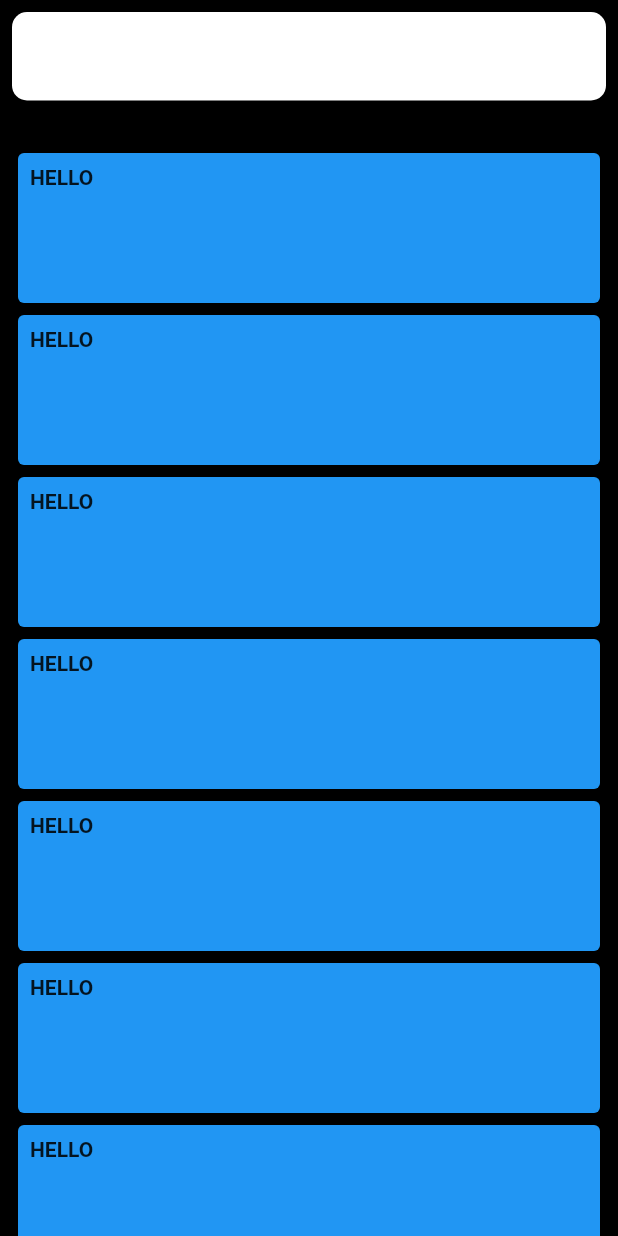
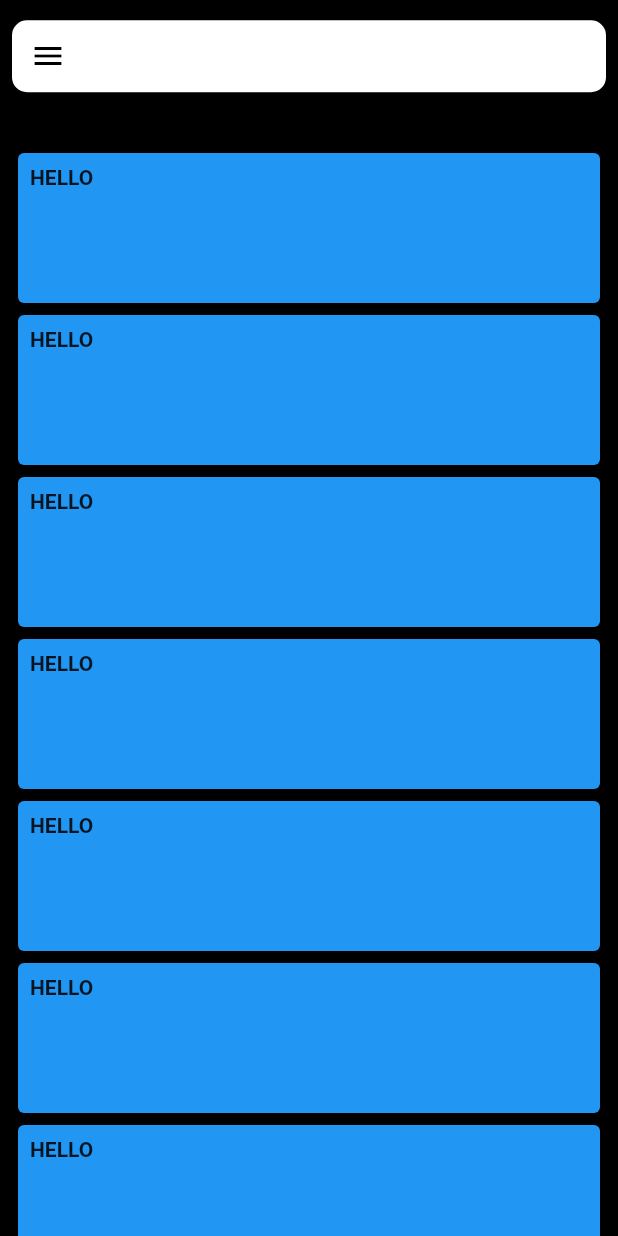
Before and after one commit to PrateekSharma9399/chandi_mandir, a Flutter app: the screen it shows after launch, on a phone screen of 412 x 824 dp. Run offline on Flutter 3.47's test engine with Material 2 defaults, Android fonts, the phone set to English and light mode, and no system bars.

Commit message:
Appbar design change

```diff
--- a/lib/HomePage/homePageView.dart
+++ b/lib/HomePage/homePageView.dart
@@ -1,5 +1,4 @@
 import 'package:flutter/material.dart';
-import '../main.dart';
 
 class HomePageView extends StatefulWidget {
   @override
@@ -82,6 +81,7 @@ class _HomePageViewState extends State<HomePageView> {
               children: <Widget>[
                 Expanded(
                   child: Container(
+                    color: Colors.black,
                     height: 75.0,
                     child: Row(
                       children: <Widget>[
@@ -92,6 +92,15 @@ class _HomePageViewState extends State<HomePageView> {
                               decoration: BoxDecoration(
                                 borderRadius: BorderRadius.circular(10),
                                 color: Colors.white,
+                              ),
+                              child: Row(
+                                children: <Widget>[
+                                  IconButton(
+                                    icon: Icon(
+                                      Icons.menu, color: Colors.black,),
+                                    onPressed: () {},
+                                  ),
+                                ],
                               ),
                             ),
                           ),
```
